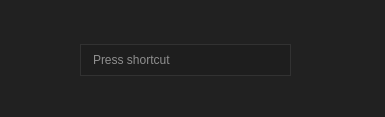
Above: keydefine.ui from Hades2001/keyBoard before the change. Below: the same form after it.
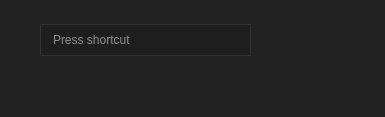
That is the form after the change.

Patch:
```diff
--- a/keydefine.ui
+++ b/keydefine.ui
@@ -19,8 +19,8 @@
   <widget class="QKeySequenceEdit" name="keySequenceEdit">
    <property name="geometry">
     <rect>
-     <x>80</x>
-     <y>40</y>
+     <x>40</x>
+     <y>20</y>
      <width>211</width>
      <height>40</height>
     </rect>
```
